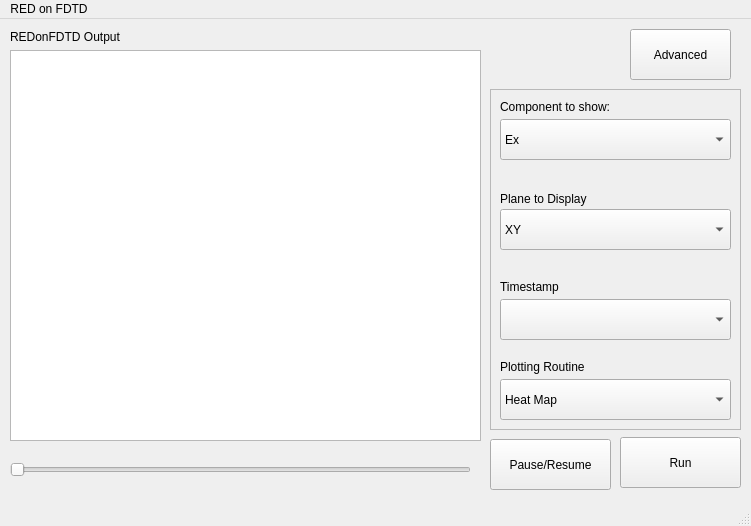
Old version of the form REDonFDTDGUI/mainwindow.ui in the repository JBlack93/REDonFDTD.
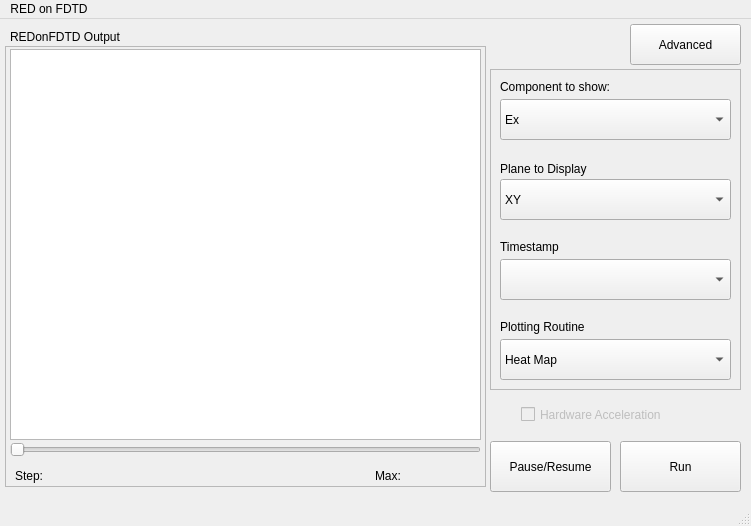
New version of the form.

Commit message: Add Horizontal slider functionality. (disabled) Hardware acceleration checkbox added.

Patch:
```diff
--- a/REDonFDTDGUI/mainwindow.ui
+++ b/REDonFDTDGUI/mainwindow.ui
@@ -27,21 +27,11 @@
      <string>REDonFDTD Output</string>
     </property>
    </widget>
-   <widget class="QGraphicsView" name="graphicsView">
-    <property name="geometry">
-     <rect>
-      <x>10</x>
-      <y>31</y>
-      <width>471</width>
-      <height>391</height>
-     </rect>
-    </property>
-   </widget>
    <widget class="QPushButton" name="RunButton">
     <property name="geometry">
      <rect>
       <x>620</x>
-      <y>418</y>
+      <y>422</y>
       <width>121</width>
       <height>51</height>
      </rect>
@@ -57,7 +47,7 @@
     <property name="geometry">
      <rect>
       <x>490</x>
-      <y>420</y>
+      <y>422</y>
       <width>121</width>
       <height>51</height>
      </rect>
@@ -67,14 +57,20 @@
     </property>
    </widget>
    <widget class="QSlider" name="horizontalSlider">
+    <property name="enabled">
+     <bool>false</bool>
+    </property>
     <property name="geometry">
      <rect>
       <x>10</x>
-      <y>440</y>
-      <width>461</width>
+      <y>420</y>
+      <width>471</width>
       <height>21</height>
      </rect>
     </property>
+    <property name="sliderPosition">
+     <number>0</number>
+    </property>
     <property name="orientation">
      <enum>Qt::Horizontal</enum>
     </property>
@@ -83,9 +79,9 @@
     <property name="geometry">
      <rect>
       <x>630</x>
-      <y>10</y>
-      <width>101</width>
-      <height>51</height>
+      <y>5</y>
+      <width>111</width>
+      <height>41</height>
      </rect>
     </property>
     <property name="text">
@@ -96,9 +92,9 @@
     <property name="geometry">
      <rect>
       <x>490</x>
-      <y>70</y>
+      <y>50</y>
       <width>251</width>
-      <height>341</height>
+      <height>321</height>
      </rect>
     </property>
     <property name="frameShape">
@@ -174,7 +170,7 @@
      <property name="geometry">
       <rect>
        <x>10</x>
-       <y>100</y>
+       <y>90</y>
        <width>231</width>
        <height>20</height>
       </rect>
@@ -187,7 +183,7 @@
      <property name="geometry">
       <rect>
        <x>10</x>
-       <y>120</y>
+       <y>110</y>
        <width>231</width>
        <height>41</height>
       </rect>
@@ -212,7 +208,7 @@
      <property name="geometry">
       <rect>
        <x>10</x>
-       <y>190</y>
+       <y>170</y>
        <width>231</width>
        <height>16</height>
       </rect>
@@ -225,17 +221,20 @@
      <property name="geometry">
       <rect>
        <x>10</x>
-       <y>210</y>
+       <y>190</y>
        <width>231</width>
        <height>41</height>
       </rect>
      </property>
     </widget>
     <widget class="QLabel" name="plotLabel">
+     <property name="enabled">
+      <bool>true</bool>
+     </property>
      <property name="geometry">
       <rect>
        <x>10</x>
-       <y>270</y>
+       <y>250</y>
        <width>231</width>
        <height>16</height>
       </rect>
@@ -248,7 +247,7 @@
      <property name="geometry">
       <rect>
        <x>10</x>
-       <y>290</y>
+       <y>270</y>
        <width>231</width>
        <height>41</height>
       </rect>
@@ -260,6 +259,104 @@
      </item>
     </widget>
    </widget>
+   <widget class="QCheckBox" name="checkBox">
+    <property name="enabled">
+     <bool>false</bool>
+    </property>
+    <property name="geometry">
+     <rect>
+      <x>521</x>
+      <y>385</y>
+      <width>191</width>
+      <height>21</height>
+     </rect>
+    </property>
+    <property name="whatsThis">
+     <string>Support Coming Soon!</string>
+    </property>
+    <property name="text">
+     <string notr="true">Hardware Acceleration</string>
+    </property>
+   </widget>
+   <widget class="QFrame" name="frame">
+    <property name="geometry">
+     <rect>
+      <x>5</x>
+      <y>27</y>
+      <width>481</width>
+      <height>441</height>
+     </rect>
+    </property>
+    <property name="frameShape">
+     <enum>QFrame::StyledPanel</enum>
+    </property>
+    <property name="frameShadow">
+     <enum>QFrame::Raised</enum>
+    </property>
+    <widget class="QLabel" name="StepLabel">
+     <property name="geometry">
+      <rect>
+       <x>10</x>
+       <y>420</y>
+       <width>41</width>
+       <height>19</height>
+      </rect>
+     </property>
+     <property name="text">
+      <string>Step:</string>
+     </property>
+    </widget>
+    <widget class="QLabel" name="StepValueLabel">
+     <property name="geometry">
+      <rect>
+       <x>50</x>
+       <y>420</y>
+       <width>67</width>
+       <height>19</height>
+      </rect>
+     </property>
+     <property name="text">
+      <string/>
+     </property>
+    </widget>
+    <widget class="QLabel" name="MaxLabel">
+     <property name="geometry">
+      <rect>
+       <x>370</x>
+       <y>420</y>
+       <width>41</width>
+       <height>19</height>
+      </rect>
+     </property>
+     <property name="text">
+      <string>Max:</string>
+     </property>
+    </widget>
+    <widget class="QLabel" name="MaxValueLabel">
+     <property name="geometry">
+      <rect>
+       <x>410</x>
+       <y>420</y>
+       <width>61</width>
+       <height>19</height>
+      </rect>
+     </property>
+     <property name="text">
+      <string/>
+     </property>
+    </widget>
+    <widget class="QGraphicsView" name="graphicsView">
+     <property name="geometry">
+      <rect>
+       <x>5</x>
+       <y>3</y>
+       <width>471</width>
+       <height>391</height>
+      </rect>
+     </property>
+    </widget>
+   </widget>
+   <zorder>frame</zorder>
    <zorder>graphicViewControls</zorder>
    <zorder>graphicsLabel</zorder>
    <zorder>graphicsView</zorder>
```
Left out of the diff: 2 changed lines with no effect on the pictures. The commit also changes 4 other files.
